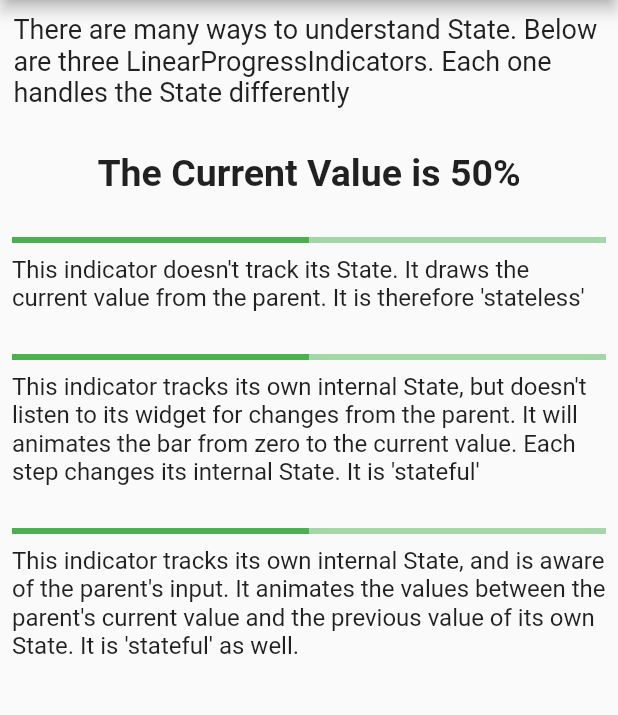
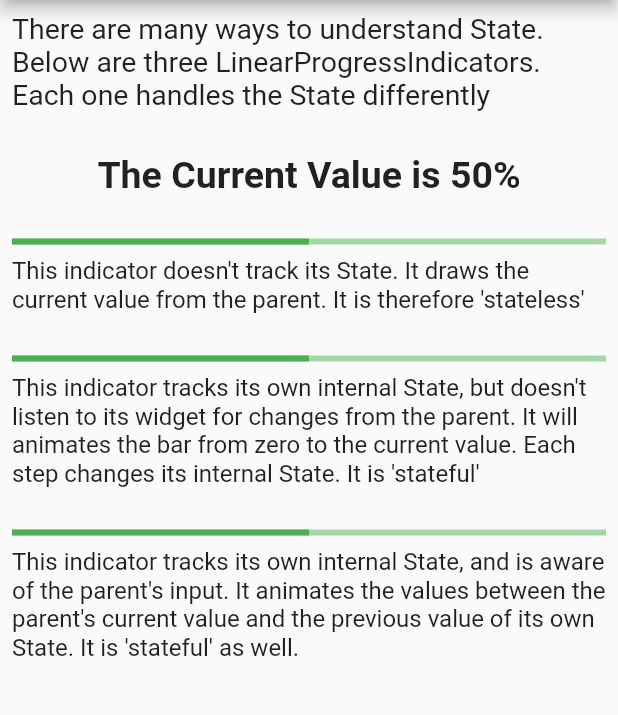
Before and after one commit to LibertyBeta/stately, a Flutter app: the screen it shows after launch, on a phone screen of 412 x 824 dp, the part 84-799 px from its top. Run offline on Flutter 3.47's test engine with Material 2 defaults, Android fonts, the phone set to English and light mode, and no system bars.

Commit message:
feat(fonts): Tweak Fonts
Tweak the fonts some more.

```diff
--- a/lib/main.dart
+++ b/lib/main.dart
@@ -21,7 +21,7 @@ class MyApp extends StatelessWidget {
               fontSize: 25.0,
             ),
             body1: new TextStyle(
-              fontSize: 18.0,
+              fontSize: 19.0,
             ),
             body2: new TextStyle(
               fontWeight: FontWeight.normal,
@@ -63,7 +63,7 @@ class StatelessHome extends StatelessWidget {
                     mainAxisAlignment: MainAxisAlignment.start,
                     children: <Widget>[
                       Padding(
-                        padding: const EdgeInsets.all(9.0),
+                        padding: const EdgeInsets.all(8.0),
                         child: Text(
                           'There are many ways to understand State. Below are three LinearProgressIndicators. Each one handles the State differently',
                           style: theme.textTheme.body1,
```
